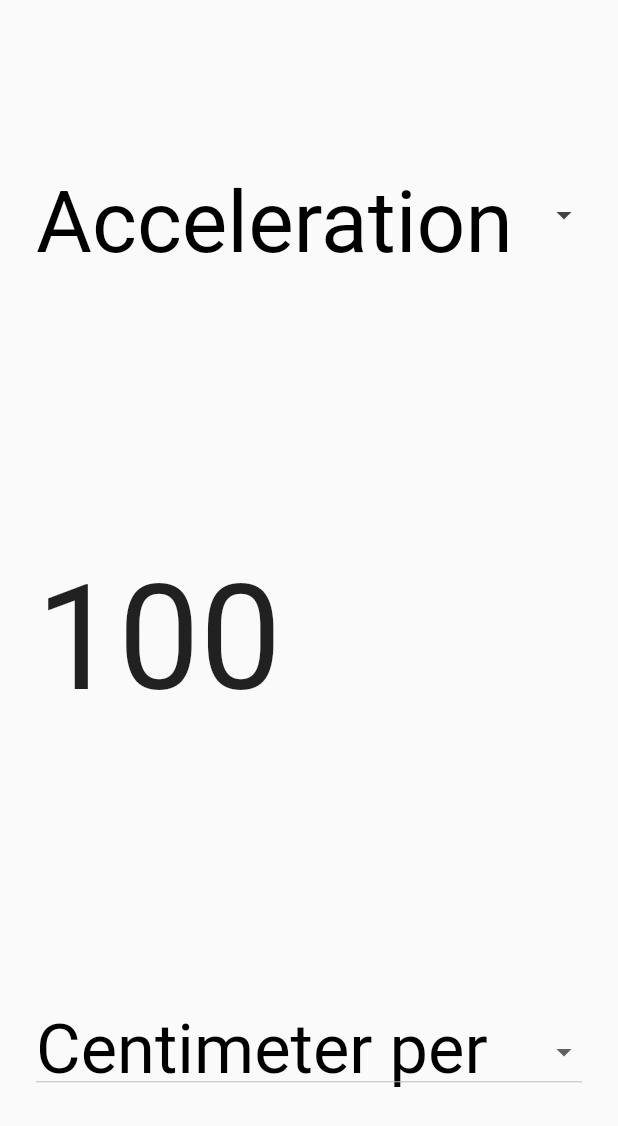
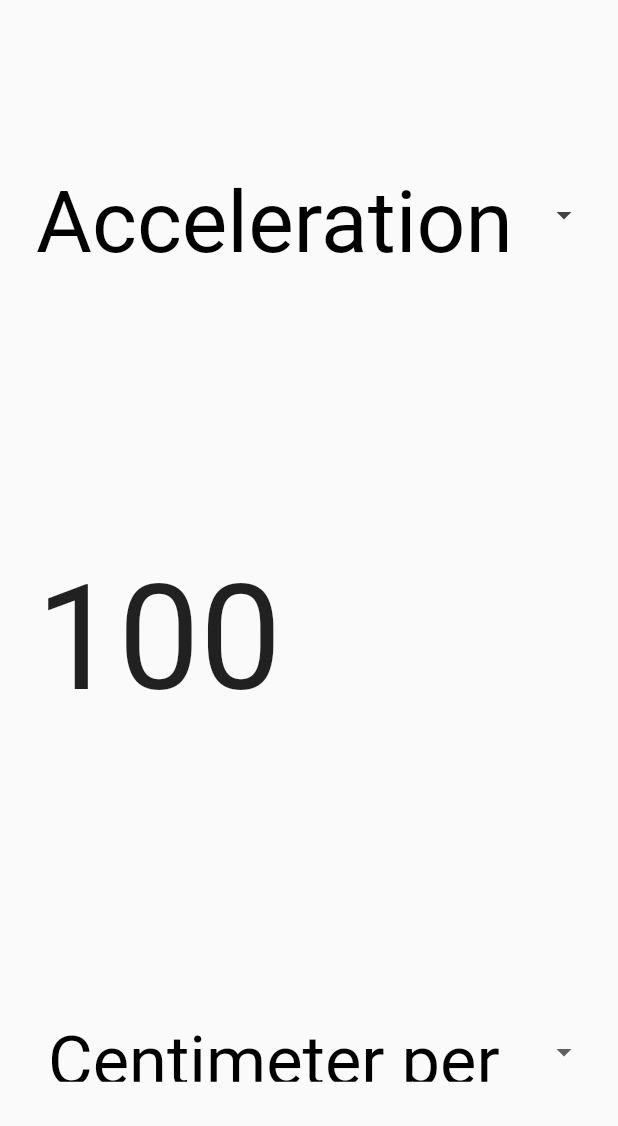
Before and after one commit to victoreronmosele/oil_and_gas_unit_converter, a Flutter app: the ConversionBox widget shown alone on an empty page, opened directly, on a phone screen of 412 x 824 dp. Shown: the top 1126 px of the screen. Run offline on Flutter 3.47's test engine with Material 2 defaults, Android fonts, the phone set to English and light mode, and no system bars; our stand-ins replace flutter_screenutil.

Commit message:
Remove underline from unit dropdown

```diff
--- a/lib/src/ui/fix_dropdown.dart
+++ b/lib/src/ui/fix_dropdown.dart
@@ -486,6 +486,7 @@ class FixDropdownButton<T> extends StatefulWidget {
     @required this.items,
     this.value,
     this.hint,
+    this.underline,
     @required this.onChanged,
     this.elevation = 8,
     this.style,
@@ -526,6 +527,11 @@ class FixDropdownButton<T> extends StatefulWidget {
   /// Defaults to the [TextTheme.subhead] value of the current
   /// [ThemeData.textTheme] of the current [Theme].
   final TextStyle style;
+
+  /// The widget to use for drawing the drop-down button's underline.
+  ///
+  /// Defaults to a 0.0 width bottom border with color 0xFFBDBDBD.
+  final Widget underline;
 
   /// The size to use for the drop-down button's down arrow icon button.
   ///
@@ -700,13 +706,14 @@ class _DropdownButtonState<T> extends State<FixDropdownButton<T>>
             left: 0.0,
             right: 0.0,
             bottom: bottom,
-            child: new Container(
-              height: 1.0,
-              decoration: const BoxDecoration(
-                  border: Border(
-                      bottom:
-                          BorderSide(color: Color(0xFFBDBDBD), width: 0.0))),
-            ),
+            child: widget.underline ??
+                Container(
+                  height: 1.0,
+                  decoration: const BoxDecoration(
+                      border: Border(
+                          bottom: BorderSide(
+                              color: Color(0xFFBDBDBD), width: 0.0))),
+                ),
           ),
         ],
       );
--- a/lib/src/ui/home_page.dart
+++ b/lib/src/ui/home_page.dart
@@ -4,7 +4,8 @@ import 'package:flutter_screenutil/flutter_screenutil.dart';
 import 'package:oil_and_gas_unit_converter/src/data/conversions.dart';
 import 'package:oil_and_gas_unit_converter/src/data/keys.dart';
 import 'package:oil_and_gas_unit_converter/src/model/converter.dart';
-import 'package:oil_and_gas_unit_converter/src/ui/fix_dropdown.dart';
+import 'package:oil_and_gas_unit_converter/src/ui/fix_dropdown.dart'
+    as fixDropdown;
 import 'package:oil_and_gas_unit_converter/src/utils/app_constants.dart';
 import 'package:provider/provider.dart';
 
@@ -98,7 +99,7 @@ class ConversionTopPanel extends StatelessWidget {
                   value: null,
                   key: Key('conversionCategoryDropdown'),
                   isDense: true,
-                  iconEnabledColor: Colors.grey.shade800,
+                  iconEnabledColor: Colors.white54,
                   underline: Container(),
                   onChanged: (value) {
                     converter.currentConversionCategory = value;
@@ -311,18 +312,22 @@ class _ConversionBoxState extends State<ConversionBox> {
           SizedBox(
             height: screenPadding / 2,
           ),
-          FixDropdownButton(
+          fixDropdown.FixDropdownButton(
             key: Key('${widget.top == true ? 'from' : 'to'}Unit'),
             style: TextStyle(fontSize: 5, color: Colors.black),
+            underline: Container(),
             items: (widget.top == true ? fromUnitList : toUnitList).map((unit) {
               String unitString = unitValuesMap[unit];
-              return FixDropdownMenuItem(
+              return fixDropdown.FixDropdownMenuItem(
                 key: Key(unitString),
                 value: unit,
-                child: Text(
-                  unitString,
-                  style: TextStyle(
-                    fontSize: ScreenUtil(allowFontScaling: false).setSp(40),
+                child: Padding(
+                  padding: const EdgeInsets.all(8.0),
+                  child: Text(
+                    unitString,
+                    style: TextStyle(
+                      fontSize: ScreenUtil(allowFontScaling: false).setSp(40),
+                    ),
                   ),
                 ),
               );
```
